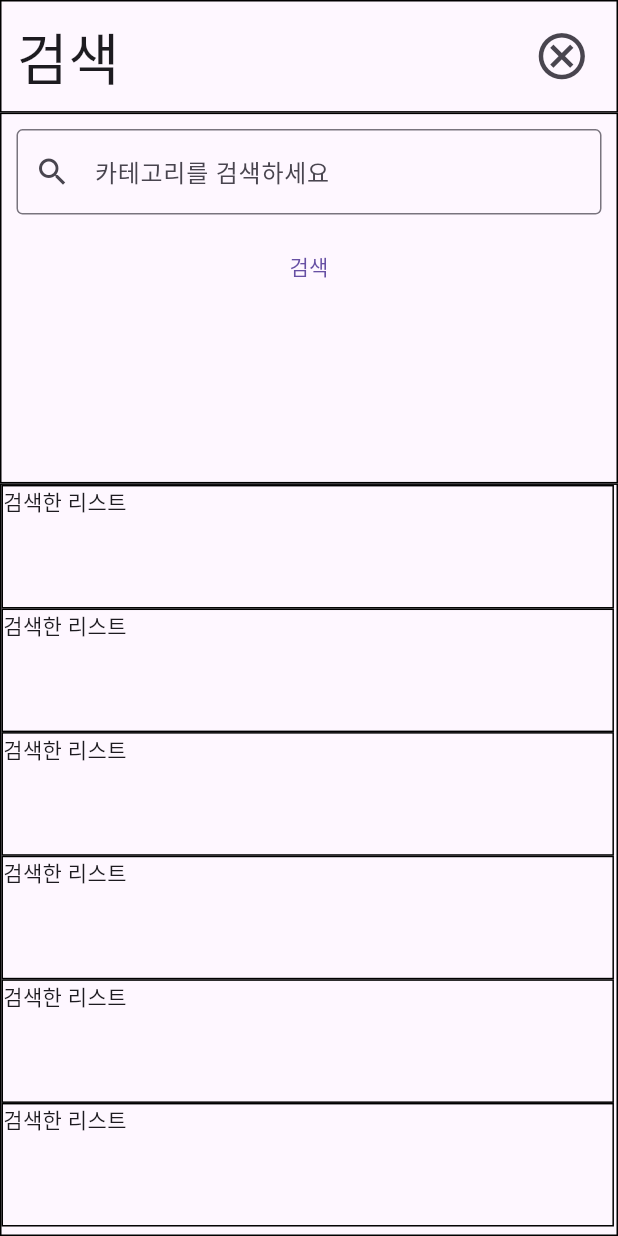
After one commit to ParkJu-hong/expense_tracker, a Flutter app: the screen it shows after launch, after a tap on the "search" icon, on a phone screen of 412 x 824 dp. The commit adds this screen. Run offline on Flutter 3.47's test engine with Material 3 defaults, Android fonts, the phone set to English and light mode, and no system bars; our stand-ins replace supabase_flutter, table_calendar; accounts and stored records are empty.

Commit message:
layout of search, calender widget

```diff
--- a/lib/home.dart
+++ b/lib/home.dart
@@ -1,5 +1,7 @@
+import 'package:expense_tracker/calender.dart';
 import 'package:flutter/material.dart';
 import 'package:expense_tracker/dashboard.dart';
+import 'package:expense_tracker/search.dart';
 
 class Home extends StatefulWidget {
   const Home({super.key});
@@ -23,6 +25,7 @@ class _HomeState extends State<Home> {
       IconData(0xf1e0, fontFamily: 'MaterialIcons');
   static const IconData calendar_month =
       IconData(0xf06bb, fontFamily: 'MaterialIcons');
+  static const IconData search = IconData(0xe567, fontFamily: 'MaterialIcons');
   List<Map<int, String>> dayOfTheWeek = [];
   List<String> currentWeek = [];
   List<List<String>> weeks = [];
@@ -164,7 +167,8 @@ class _HomeState extends State<Home> {
                     child: Row(
                       mainAxisAlignment: MainAxisAlignment.spaceBetween,
                       children: [
-                        IconButton(
+                        Expanded(
+                          child: IconButton(
                               onPressed: () => {
                                     Navigator.push(
                                       context,
@@ -177,15 +181,57 @@ class _HomeState extends State<Home> {
                                 space_dashboard_outlined,
                                 size: MediaQuery.of(context).size.width * 0.09,
                               )),
+                        ),
+                        Expanded(
+                          child: Row(
+                            mainAxisAlignment: MainAxisAlignment.center,
+                            children: [
                               Text(
                                 '9월',
                                 style: TextStyle(
                                     fontSize:
-                                  MediaQuery.of(context).size.width * 0.05),
+                                        MediaQuery.of(context).size.width *
+                                            0.05),
                               ),
-                        Icon(
+                            ],
+                          ),
+                        ),
+                        Expanded(
+                          child: Row(
+                            children: [
+                              IconButton(
+                                onPressed: () => {
+                                  Navigator.push(
+                                    context,
+                                    MaterialPageRoute(
+                                        builder: (context) => const Search()),
+                                  )
+                                },
+                                icon: Icon(
+                                  search,
+                                  size:
+                                      MediaQuery.of(context).size.width * 0.09,
+                                ),
+                              ),
+                              // SizedBox(
+                              //   width: MediaQuery.of(context).size.width * 0.01,
+                              // ),
+                              IconButton(
+                                onPressed: () => {
+                                  Navigator.push(
+                                    context,
+                                    MaterialPageRoute(
+                                        builder: (context) => const Calender()),
+                                  )
+                                },
+                                icon: Icon(
                                   calendar_month,
-                          size: MediaQuery.of(context).size.width * 0.09,
+                                  size:
+                                      MediaQuery.of(context).size.width * 0.09,
+                                ),
+                              ),
+                            ],
+                          ),
                         ),
                       ],
                     ),
--- /dev/null
+++ b/lib/search.dart
@@ -0,0 +1,122 @@
+import 'package:flutter/material.dart';
+
+class Search extends StatefulWidget {
+  const Search({super.key});
+
+  @override
+  State<Search> createState() => _SearchState();
+}
+
+class _SearchState extends State<Search> {
+  // Initialize variables
+  static const IconData cancel_outlined =
+      IconData(0xef28, fontFamily: 'MaterialIcons');
+  static const IconData search = IconData(0xe567, fontFamily: 'MaterialIcons');
+
+  // functions starts
+  Widget getListSearched(context) => Container(
+        width: MediaQuery.of(context).size.width * 0.991,
+        height: MediaQuery.of(context).size.height * 0.1,
+        decoration: BoxDecoration(
+          border: Border.all(
+            color: Colors.black,
+          ),
+        ),
+        child: const Text('검색한 리스트'),
+      );
+
+  @override
+  Widget build(BuildContext context) {
+    return Scaffold(
+      body: SizedBox(
+        height: MediaQuery.of(context).size.height,
+        child: Column(
+          children: [
+            // Header
+            Container(
+              decoration: BoxDecoration(
+                border: Border.all(
+                  color: Colors.black,
+                ),
+              ),
+              child: Padding(
+                padding: const EdgeInsets.all(10),
+                child: Row(
+                  mainAxisAlignment: MainAxisAlignment.spaceBetween,
+                  children: [
+                    Text(
+                      '검색',
+                      style: TextStyle(
+                        fontSize: MediaQuery.of(context).size.width * 0.09,
+                      ),
+                    ),
+                    IconButton(
+                      onPressed: () => {Navigator.pop(context)},
+                      icon: Icon(
+                        cancel_outlined,
+                        size: MediaQuery.of(context).size.width * 0.09,
+                      ),
+                    ),
+                  ],
+                ),
+              ),
+            ),
+            // search bar
+            Container(
+              height: MediaQuery.of(context).size.height * 0.3,
+              decoration: BoxDecoration(
+                border: Border.all(
+                  color: Colors.black,
+                ),
+              ),
+              child: Column(
+                children: [
+                  const Padding(
+                    padding: EdgeInsets.all(10),
+                    child: TextField(
+                      decoration: InputDecoration(
+                        border: OutlineInputBorder(),
+                        hintText: '카테고리를 검색하세요',
+                        prefixIcon: Icon(Icons.search), // 왼쪽에 아이콘 고정
+                      ),
+                    ),
+                  ),
+                  Row(
+                    mainAxisAlignment: MainAxisAlignment.center,
+                    children: [
+                      TextButton(
+                        onPressed: () {
+                          // 버튼을 눌렀을 때 실행될 코드
+                          print('TextButton pressed!');
+                        },
+                        child: const Text('검색'),
+                      ),
+                    ],
+                  ),
+                ],
+              ),
+            ),
+            // List is searched
+            Expanded(
+              child: Container(
+                decoration: BoxDecoration(
+                  border: Border.all(
+                    color: Colors.black,
+                  ),
+                ),
+                child: ListView(
+                  children: List.generate(
+                    6, // 반복 횟수
+                    (index) => Row(
+                      children: [getListSearched(context)],
+                    ), // 각 항목을 생성하는 코드
+                  ),
+                ),
+              ),
+            ),
+          ],
+        ),
+      ),
+    );
+  }
+}
--- a/pubspec.yaml
+++ b/pubspec.yaml
@@ -38,6 +38,8 @@ dependencies:
 
   supabase_flutter: ^2.0.0
   http: ^0.13.3
+  table_calendar: ^3.0.0
+  intl: ^0.17.0
 
 dev_dependencies:
   flutter_test:
```
Also changed, not shown: lib/calender.dart (added, +122 -0 lines), pubspec.lock, 1 other file. Lines whose indentation alone changed are shown as unchanged.
